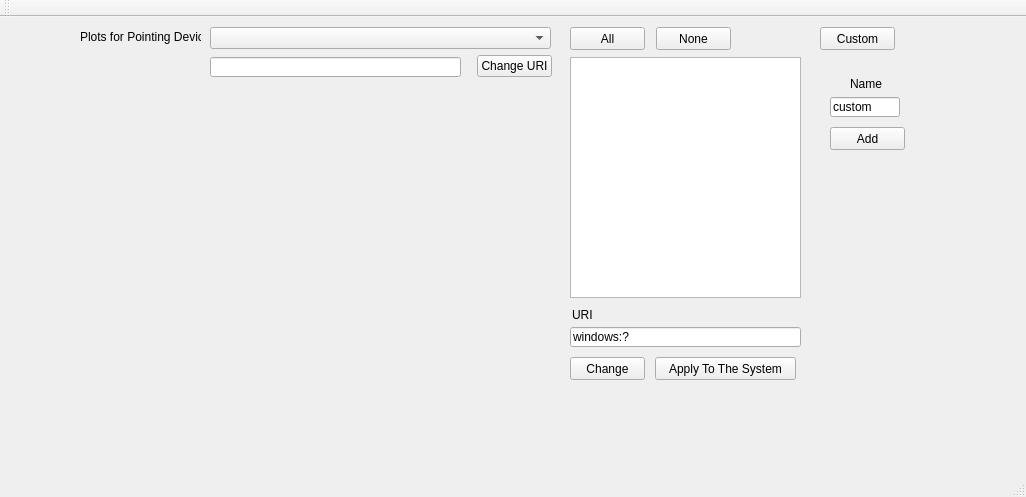
This is apps/transferFunctionEditor/mainwindow.ui in whot/libpointing as Qt 5 draws it before an edit. The edited form follows.
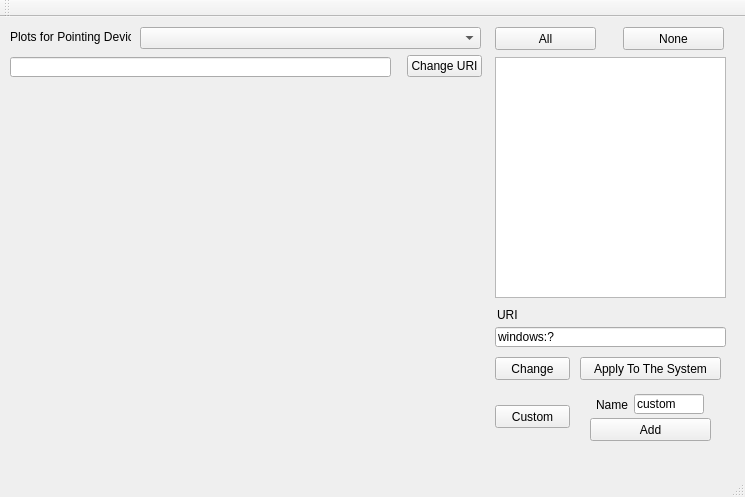
This is the edited form. Custom widgets are drawn as their Qt base class.

Commit message: Move points in the editor

What changed in the file:
```diff
--- a/apps/transferFunctionEditor/mainwindow.ui
+++ b/apps/transferFunctionEditor/mainwindow.ui
@@ -6,7 +6,7 @@
    <rect>
     <x>0</x>
     <y>0</y>
-    <width>1026</width>
+    <width>745</width>
     <height>497</height>
    </rect>
   </property>
@@ -19,15 +19,15 @@
      <rect>
       <x>10</x>
       <y>70</y>
-      <width>541</width>
-      <height>331</height>
+      <width>471</width>
+      <height>361</height>
      </rect>
     </property>
    </widget>
    <widget class="QListWidget" name="listWidget">
     <property name="geometry">
      <rect>
-      <x>570</x>
+      <x>495</x>
       <y>40</y>
       <width>231</width>
       <height>241</height>
@@ -37,9 +37,9 @@
    <widget class="QPushButton" name="allButton">
     <property name="geometry">
      <rect>
-      <x>570</x>
+      <x>495</x>
       <y>10</y>
-      <width>75</width>
+      <width>101</width>
       <height>23</height>
      </rect>
     </property>
@@ -50,9 +50,9 @@
    <widget class="QPushButton" name="noneButton">
     <property name="geometry">
      <rect>
-      <x>656</x>
+      <x>623</x>
       <y>10</y>
-      <width>75</width>
+      <width>101</width>
       <height>23</height>
      </rect>
     </property>
@@ -63,7 +63,7 @@
    <widget class="QLineEdit" name="lineEdit">
     <property name="geometry">
      <rect>
-      <x>570</x>
+      <x>495</x>
       <y>310</y>
       <width>231</width>
       <height>20</height>
@@ -76,7 +76,7 @@
    <widget class="QLabel" name="label">
     <property name="geometry">
      <rect>
-      <x>572</x>
+      <x>497</x>
       <y>290</y>
       <width>20</width>
       <height>16</height>
@@ -89,7 +89,7 @@
    <widget class="QPushButton" name="changeButton">
     <property name="geometry">
      <rect>
-      <x>570</x>
+      <x>495</x>
       <y>340</y>
       <width>75</width>
       <height>23</height>
@@ -102,7 +102,7 @@
    <widget class="QPushButton" name="applyButton">
     <property name="geometry">
      <rect>
-      <x>655</x>
+      <x>580</x>
       <y>340</y>
       <width>141</width>
       <height>23</height>
@@ -115,8 +115,8 @@
    <widget class="QPushButton" name="customButton">
     <property name="geometry">
      <rect>
-      <x>820</x>
-      <y>10</y>
+      <x>495</x>
+      <y>388</y>
       <width>75</width>
       <height>23</height>
      </rect>
@@ -128,17 +128,17 @@
    <widget class="QWidget" name="widgetCustom" native="true">
     <property name="geometry">
      <rect>
-      <x>820</x>
-      <y>50</y>
-      <width>91</width>
-      <height>91</height>
+      <x>580</x>
+      <y>370</y>
+      <width>141</width>
+      <height>61</height>
      </rect>
     </property>
     <widget class="QLabel" name="labelName">
      <property name="geometry">
       <rect>
-       <x>30</x>
-       <y>10</y>
+       <x>16</x>
+       <y>11</y>
        <width>47</width>
        <height>13</height>
       </rect>
@@ -150,8 +150,8 @@
     <widget class="QLineEdit" name="lineEditCustom">
      <property name="geometry">
       <rect>
-       <x>10</x>
-       <y>30</y>
+       <x>54</x>
+       <y>7</y>
        <width>70</width>
        <height>20</height>
       </rect>
@@ -167,8 +167,8 @@
      <property name="geometry">
       <rect>
        <x>10</x>
-       <y>60</y>
-       <width>75</width>
+       <y>31</y>
+       <width>121</width>
        <height>23</height>
       </rect>
      </property>
@@ -180,7 +180,7 @@
    <widget class="QComboBox" name="comboBoxInput">
     <property name="geometry">
      <rect>
-      <x>210</x>
+      <x>140</x>
       <y>10</y>
       <width>341</width>
       <height>22</height>
@@ -190,7 +190,7 @@
    <widget class="QLabel" name="label_2">
     <property name="geometry">
      <rect>
-      <x>80</x>
+      <x>10</x>
       <y>12</y>
       <width>121</width>
       <height>16</height>
@@ -203,7 +203,7 @@
    <widget class="QPushButton" name="pushButtonChangeInputURI">
     <property name="geometry">
      <rect>
-      <x>477</x>
+      <x>407</x>
       <y>38</y>
       <width>75</width>
       <height>22</height>
@@ -216,9 +216,9 @@
    <widget class="QLineEdit" name="lineEditInput">
     <property name="geometry">
      <rect>
-      <x>210</x>
+      <x>10</x>
       <y>40</y>
-      <width>251</width>
+      <width>381</width>
       <height>20</height>
      </rect>
     </property>
```
Left out of the diff: 2 changed lines with no effect on the pictures. The commit also changes 2 other files.
